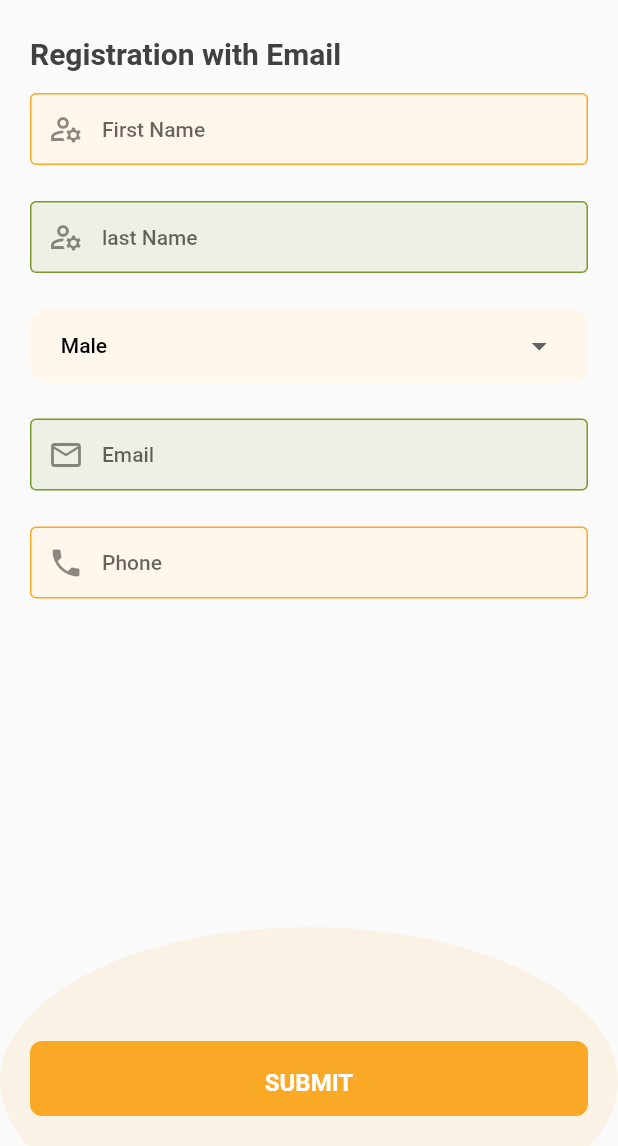
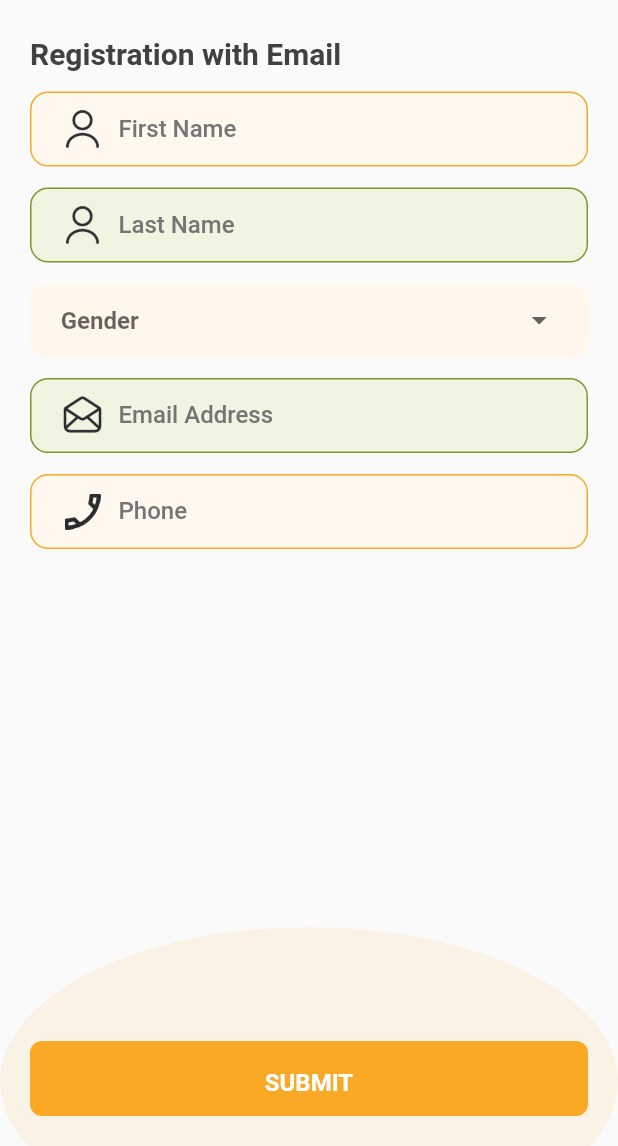
Before and after one commit to sumitKoshiqa/personal, a Flutter app: the Registration screen opened directly, on a phone screen of 412 x 824 dp, the part 90-1236 px from its top. Run offline on Flutter 3.47's test engine with Material 2 defaults, Android fonts, the phone set to English and light mode, and no system bars; our stand-ins replace cached_network_image, device_info_plus, dio, firebase_messaging, flutter_screenutil, flutter_svg and 4 more; accounts and stored records are empty; Roboto replaces fonts that are missing (SfProDisplay).

Commit message:
login flow

```diff
--- a/lib/onBoarding/pages/registration_page.dart
+++ b/lib/onBoarding/pages/registration_page.dart
@@ -1,8 +1,10 @@
 import 'dart:convert';
 
+import 'package:ekikrit/Common/Widgets/TextFieldPrimary.dart';
 import 'package:ekikrit/Common/Widgets/option_selector.dart';
 import 'package:ekikrit/Common/Widgets/header.dart';
 import 'package:ekikrit/Common/utils/Constants.dart';
+import 'package:ekikrit/Common/utils/CustomSpacers.dart';
 import 'package:ekikrit/Common/utils/PreferenceManager.dart';
 import 'package:ekikrit/Common/utils/common_service_provider.dart';
 import 'package:ekikrit/onBoarding/controller/AuthController.dart';
@@ -22,7 +24,7 @@ class _RegistrationState extends State<Registration> {
   final TextEditingController _emailController = TextEditingController();
   final TextEditingController _phoneController = TextEditingController();
   List<String> genderList = ["Male", "Female"];
-  String selectedGender = "Male";
+  String selectedGender = "MALE";
   final AuthController authController = Get.put(AuthController());
   @override
   Widget build(BuildContext context) {
@@ -102,72 +104,27 @@ class _RegistrationState extends State<Registration> {
                         fontWeight: FontWeight.w600,
                       ),
                     ),
-                    vSpacer(15),
-                    TextFormField(
-                      controller: _nameController,
-                      textAlign: TextAlign.left,
-                      keyboardType: TextInputType.text,
-                      onChanged: (value) {},
-                      style: TextStyle(
-                          fontSize: Constants.fontSizeText,
-                          fontWeight: FontWeight.w500),
-                      decoration: InputDecoration(
-                        hintText: 'First Name',
-                        fillColor: Color(0xFFFFF7EB),
-                        prefixIcon: Icon(
-                          Icons.manage_accounts_outlined
-                        ),
-                        border: OutlineInputBorder(
-                          borderRadius: BorderRadius.all(
-                               Radius.circular(10),
-                              ),
-                          borderSide: BorderSide(
-                              width: 10,
-                              // style: BorderStyle.solid,
-                              color: Color(0xFFFFF7EB)),
-                        ),
-                        enabledBorder: const OutlineInputBorder(
-                          borderSide: BorderSide(
-                              color: Color(0xFFF9A826), width: 1),
-                        ),
-                        filled: true,
-                        contentPadding: const EdgeInsets.all(16),
-                      ),
+                    CustomSpacers.height14,
+
+                    TextFieldPrimary(
+                      textEditingController: _lastNameController,
+                      color: Constants.lightOrange,
+                      hint: "First Name",
+                      isEnabled: true,
+                      imagePath: 'assets/your-account/name.png',
                     ),
-                    vSpacer(24),
-                    TextFormField(
-                      controller: _lastNameController,
-                      textAlign: TextAlign.left,
-                      keyboardType: TextInputType.text,
-                      onChanged: (value) {},
-                      style: TextStyle(
-                          fontSize: Constants.fontSizeText,
-                          fontWeight: FontWeight.w500),
-                      decoration: InputDecoration(
-                        hintText: 'last Name',
-                        fillColor: Color(0xFF7A992D).withOpacity(0.1),
-                        prefixIcon: Icon(
-                            Icons.manage_accounts_outlined
-                        ),
-                        border: OutlineInputBorder(
-                          borderRadius: BorderRadius.all(
-                            Radius.circular(10),
-                          ),
-                          borderSide: BorderSide(
-                              width: 1,
-                              // style: BorderStyle.solid,
-                              color: Color(0xFF7A992D)),
-                        ),
-                        enabledBorder: const OutlineInputBorder(
-                          borderSide: BorderSide(
 
-                              color: Color(0xFF7A992D), width: 1),
-                        ),
-                        filled: true,
-                        contentPadding: const EdgeInsets.all(16),
-                      ),
+                    CustomSpacers.height14,
+
+                    TextFieldPrimary(
+                      textEditingController: _lastNameController,
+                      color: Constants.lightGreen,
+                      hint: "Last Name",
+                      isEnabled: true,
+                      imagePath: 'assets/your-account/name.png',
                     ),
-                    vSpacer(24),
+
+                    CustomSpacers.height14,
                     OptionSelector(
                         selectedOption: selectedGender,
                         options: genderList,
@@ -178,71 +135,24 @@ class _RegistrationState extends State<Registration> {
                           });
                         }
                     ),
-                    vSpacer(24),
-                    TextFormField(
-                      controller: _emailController,
-                      textAlign: TextAlign.left,
-                      keyboardType: TextInputType.emailAddress,
-                      onChanged: (value) {},
-                      style: TextStyle(
-                          fontSize: Constants.fontSizeText,
-                          fontWeight: FontWeight.w500),
-                      decoration: InputDecoration(
-                        hintText: 'Email',
-                        fillColor: Color(0xFF7A992D).withOpacity(0.1),
-                        prefixIcon: Icon(
-                            Icons.email_outlined
-                        ),
-                        border: OutlineInputBorder(
-                          borderRadius: BorderRadius.all(
-                            Radius.circular(10),
-                          ),
-                          borderSide: BorderSide(
-                              width: 1,
-                              // style: BorderStyle.solid,
-                              color: Color(0xFF7A992D)),
-                        ),
-                        enabledBorder: const OutlineInputBorder(
-                          borderSide: BorderSide(
+                    CustomSpacers.height14,
 
-                              color: Color(0xFF7A992D), width: 1),
-                        ),
-                        filled: true,
-                        contentPadding: const EdgeInsets.all(16),
-                      ),
+                    TextFieldPrimary(
+                      textEditingController: _emailController,
+                      color: Constants.lightGreen,
+                      hint: "Email Address",
+                      isEnabled: true,
+                      imagePath: 'assets/your-account/mail.png',
+                    ),
 
-                    ),
-                    vSpacer(24),
-                    TextFormField(
-                      controller: _phoneController,
-                      textAlign: TextAlign.left,
-                      keyboardType: TextInputType.number,
-                      onChanged: (value) {},
-                      style: TextStyle(
-                          fontSize: Constants.fontSizeText,
-                          fontWeight: FontWeight.w500),
-                      decoration: InputDecoration(
-                        hintText: 'Phone',
-                        fillColor: Color(0xFFFFF7EB),
-                        prefixIcon: Icon(
-                            Icons.phone
-                        ),
-                        border: OutlineInputBorder(
-                          borderRadius: BorderRadius.all(
-                            Radius.circular(10),
-                          ),
-                          borderSide: BorderSide(
-                              width: 20,
-                              // style: BorderStyle.solid,
-                              color: Color(0xFFFFF7EB)),
-                        ),
-                        enabledBorder: const OutlineInputBorder(
-                          borderSide: BorderSide(
-                              color: Color(0xFFF9A826), width: 1),
-                        ),
-                        filled: true,
-                        contentPadding: const EdgeInsets.all(16),
-                      ),
+                    CustomSpacers.height14,
+
+                    TextFieldPrimary(
+                      textEditingController: _phoneController,
+                      color: Constants.lightOrange,
+                      hint: "Phone",
+                      isEnabled: true,
+                      imagePath: 'assets/your-account/phone.png',
                     ),
 
                   ],
```
Also changed, not shown: lib/onBoarding/pages/login_page.dart (+0 -9 lines).
